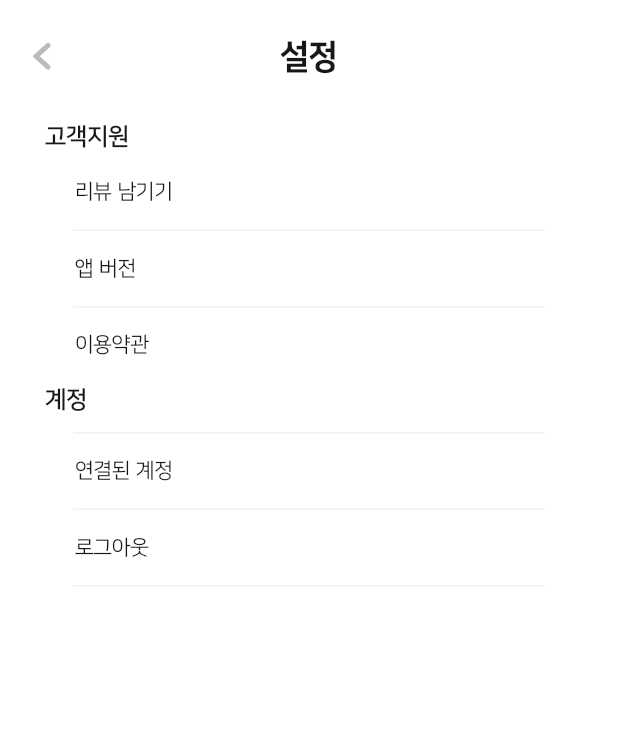
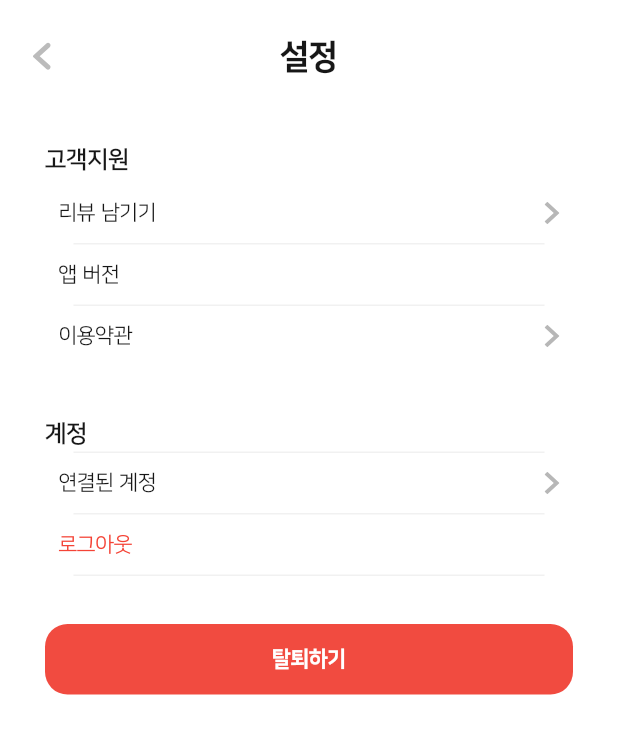
Before and after one commit to celeste0423/ggsb_project, a Flutter app: the SettingPage screen opened directly, on a phone screen of 412 x 824 dp. Shown: the top 734 px of the screen. Run offline on Flutter 3.47's test engine with Material 3 defaults, Android fonts, the phone set to English and light mode, and no system bars; our stand-ins replace cloud_firestore, firebase_auth, firebase_core, flutter_svg, get, google_sign_in and 1 more; missing offline and left inert: animate_icons, cron, flutter_facebook_auth, status_bar_control; accounts and stored records are empty; statements that could not run were skipped.

```diff
--- a/lib/src/features/setting/pages/setting_page.dart
+++ b/lib/src/features/setting/pages/setting_page.dart
@@ -1,5 +1,6 @@
 import 'package:flutter/cupertino.dart';
 import 'package:flutter/material.dart';
+import 'package:flutter_svg/flutter_svg.dart';
 import 'package:get/get.dart';
 import 'package:ggsb_project/src/features/setting/controllers/setting_page_controller.dart';
 import 'package:ggsb_project/src/utils/custom_color.dart';
@@ -25,56 +26,116 @@ class SettingPage extends GetView<SettingPageController> {
 
 
   Widget _buttons() {
-    return Expanded(
-      child: Column(
+    return Column(
       mainAxisAlignment: MainAxisAlignment.start,
       children: [
+        Column(
+          mainAxisAlignment: MainAxisAlignment.start,
+          children: [
+            SizedBox(height: 20),
             _titlebox('고객지원'),
+            SizedBox(height: 4),
             _button(
               '리뷰 남기기',
                   () {},
+              true,
+              true
             ),
             _linebox(),
             _button(
               '앱 버전',
                   () {
               },
+              false,
+              true
             ),
             _linebox(),
             _button(
               '이용약관',
                   () {},
+              true,
+              true
             ),
+            SizedBox(height: 34),
             _titlebox('계정'),
             _linebox(),
             _button(
               '연결된 계정',
                   () {
               },
+              true,
+              true
             ),
             _linebox(),
             _button(
               '로그아웃',
                   () {
               },
+              false,
+              false
             ),
             _linebox(),
           ],
         ),
+        SizedBox(height: 32),
+        _quitBox(),
+      ],
     );
   }
 
-  Widget _button(String text,  VoidCallback onTap) {
+  Widget _quitBox(){
     return Padding(
-      padding: const EdgeInsets.symmetric(horizontal: 20, vertical: 10),
+      padding: const EdgeInsets.symmetric(horizontal: 10),
+      child: Container(
+        height: 47,
+        decoration: BoxDecoration(
+          color: CustomColors.subRed,
+          borderRadius: BorderRadius.all(Radius.circular(15))
+        ),
+        child: Center(
+          child: Text(
+            '탈퇴하기',
+            style: TextStyle(
+              color: Colors.white,
+              fontSize: 14,
+              fontWeight: FontWeight.w800
+            ),
+          ),
+        ),
+      ),
+    );
+  }
+
+
+  Widget _button(String text, VoidCallback onTap, bool hasIcon, bool isblackText) {
+    Color textColor = isblackText ? CustomColors.blackText : Colors.red;
+    Widget iconWidget;
+
+    if (hasIcon) {
+      iconWidget = SvgPicture.asset('assets/icons/back_right.svg');
+    } else {
+      iconWidget = SizedBox();
+    }
+
+    return Padding(
+      padding: const EdgeInsets.symmetric(horizontal: 19, vertical: 10),
       child: Row(
         children: [
-          SizedBox(width: 10),
-          Text(
+          Expanded(
+            child: Row(
+              mainAxisAlignment: MainAxisAlignment.start,
+              children: [
+                Expanded(
+                  child: Text(
                     text,
                     style: TextStyle(
-              color: CustomColors.blackText,
+                      color: textColor,
                       fontSize: 14,
+                    ),
+                  ),
+                ),
+                iconWidget,
+              ],
             ),
           ),
         ],
@@ -84,10 +145,9 @@ class SettingPage extends GetView<SettingPageController> {
 
 
 
+
   Widget _linebox(){
-    return Padding(
-      padding: const EdgeInsets.symmetric(vertical: 5.0),
-      child: Center(
+    return Center(
       child: Container(
         width: 314,
         height: 1,
@@ -95,14 +155,11 @@ class SettingPage extends GetView<SettingPageController> {
           color: CustomColors.lightGreyBackground,
         ),
       ),
-      ),
     );
   }
 
   Widget _titlebox(String text){
-    return Padding(
-      padding: const EdgeInsets.symmetric(vertical: 5.0),
-      child: Row(
+    return Row(
       children: [
         SizedBox(width: 10),
         Text(
@@ -114,7 +171,6 @@ class SettingPage extends GetView<SettingPageController> {
           ),
         )
       ],
-      ),
     );
   }
 
@@ -133,7 +189,6 @@ class SettingPage extends GetView<SettingPageController> {
             children: [
               _buttons(),
 
-
             ],
           ),
         ),
@@ -141,167 +196,3 @@ class SettingPage extends GetView<SettingPageController> {
     );
   }
 }
-  // Widget _supportBox() {
-  //   return Column(
-  //     children: [
-  //       Container(
-  //         padding: EdgeInsets.only(top: 45, bottom: 10),
-  //         child: TextRegular(
-  //           text: text,
-  //           style: TextStyle(
-  //             color: isBlack ? Colors.black : CustomColors.redRoom,
-  //           ),
-  //         ),
-  //       ),
-  //       Padding(
-  //         padding: const EdgeInsets.only(top: 0),
-  //         child: Container(
-  //           width: 314,
-  //           height: 1,
-  //           color: CustomColors.lightGreyText,
-  //         ),
-  //       ),
-  //     ],
-  //   );
-  // }
-
-
-// class SettingPage extends GetView<SettingPageController> {
-//   const SettingPage({super.key});
-//
-//   @override
-//   State<SettingPage> createState() => _SettingPageState();
-// }
-//
-// class _SettingPageState extends State<SettingPage> {
-//   @override
-//   Widget build(BuildContext context) {
-//     return Scaffold(
-//       appBar: AppBar(
-//         leading: SvgIconButton(
-//           assetName: 'assets/icons/back.svg',
-//           onTap: Get.back,
-//         ),
-//         title: Padding(
-//           padding: const EdgeInsets.symmetric(vertical: 10, horizontal: 30),
-//           child: Container(
-//             color: Colors.white,
-//             child: Padding(
-//               padding: const EdgeInsets.only(left: 0),
-//               child: TitleText(text: '설정'),
-//             ),
-//           ),
-//         ),
-//       ),
-//       body: Column(
-//         children: [
-//           _supportBox(),
-//         ],
-//       ),
-//     );
-//   }
-// }
-//
-// @override
-// Widget build(BuildContext context) {
-//   Get.put(SettingPageController());
-//   return SafeArea(
-//     child: Scaffold(
-//         appBar: _appBar(),
-//         body: Padding(
-//           padding: const EdgeInsets.symmetric(horizontal: 20),
-//           child: Column(
-//             children: [
-//              SettingPage,
-//               SizedBox(height: 85),
-//             ],
-//           ),
-//         )),
-//   );
-// }
-
-// Widget _supportBox() {
-//   return Column(
-//     children: [
-//       Container(
-//         padding: EdgeInsets.only(top: 45, bottom: 10),
-//         child: TextRegular(text: '고객 지원'),
-//       ),
-//       Padding(
-//         padding: const EdgeInsets.only(top: 0),
-//         child: Container(
-//           width: 314,
-//           height: 1,
-//           color: CustomColors.lightGreyText,
-//         ),
-//       ),
-//       Container(
-//         padding: EdgeInsets.symmetric(vertical: 10),
-//         child: Text(
-//           '리뷰 남기기',
-//         ),
-//       ),
-//       Container(
-//         width: 314,
-//         height: 1,
-//         color: CustomColors.lightGreyText,
-//       ),
-//       Container(
-//         padding: EdgeInsets.symmetric(vertical: 10.0),
-//         child: Text(
-//           '앱 버전',
-//         ),
-//       ),
-//       Container(
-//         width: 314,
-//         height: 1,
-//         color: CustomColors.lightGreyText,
-//       ),
-//       Container(
-//         padding: EdgeInsets.symmetric(vertical: 10.0),
-//         child: Text(
-//           '이용약관',
-//         ),
-//       ),
-//       Container(
-//         width: 314,
-//         height: 1,
-//         color: CustomColors.lightGreyText,
-//       ),
-//       Container(
-//         padding: EdgeInsets.symmetric(vertical: 10.0),
-//         child: Text(
-//           '계정',
-//         ),
-//       ),
-//       Container(
-//         width: 314,
-//         height: 1,
-//         color: CustomColors.lightGreyText,
-//       ),
-//       Container(
-//         padding: EdgeInsets.symmetric(vertical: 10.0),
-//         child: Text(
-//           '연결된 게정',
-//         ),
-//       ),
-//       Container(
-//         width: 314,
-//         height: 1,
-//         color: CustomColors.lightGreyText,
-//       ),
-//       Container(
-//         padding: EdgeInsets.symmetric(vertical: 10.0),
-//         child: Text(
-//           '로그아웃',
-//           style: TextStyle(color: CustomColors.redRoom),
-//         ),
-//       ),
-//       Container(
-//         width: 314,
-//         height: 1,
-//         color: CustomColors.lightGreyText,
-//       ),
-//     ],
-//   );
-// }
```
Also changed, not shown: assets/icons/back_right.svg (added). Lines whose indentation alone changed are shown as unchanged.
